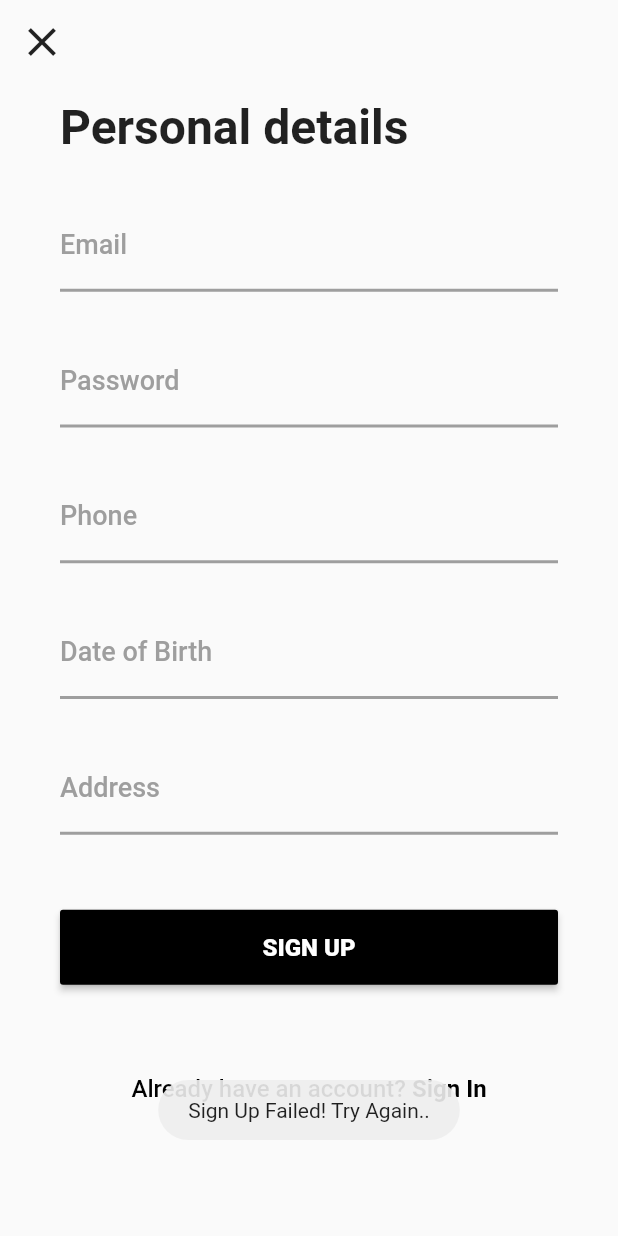
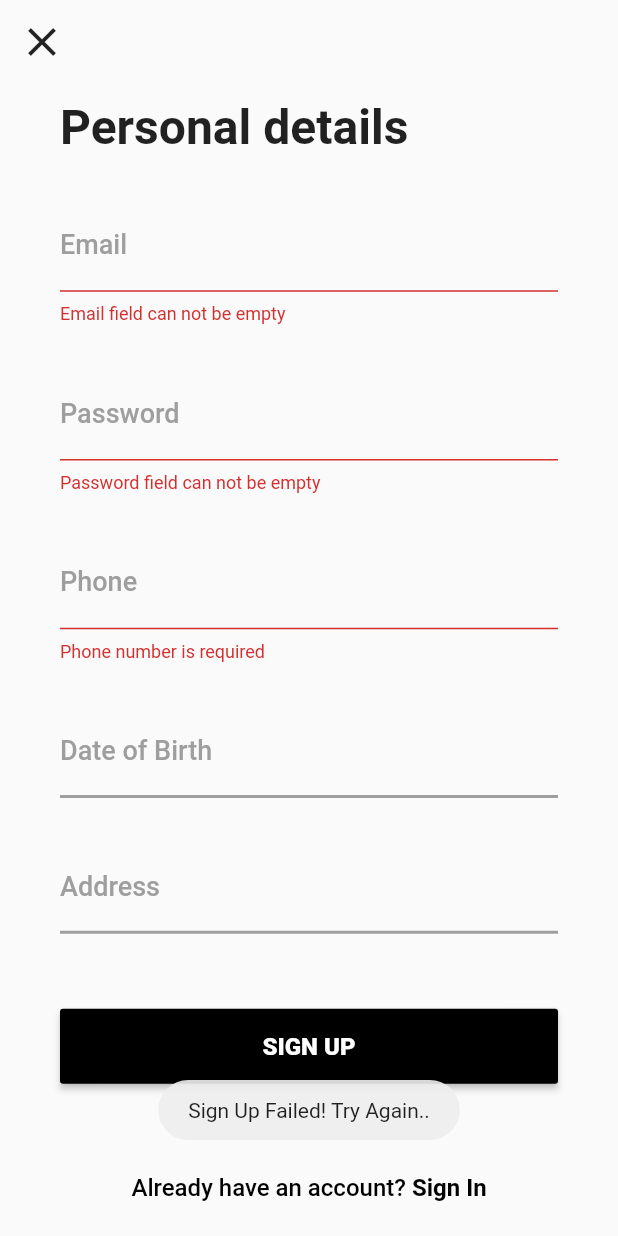
Before and after one commit to farhanaahmed/practice_project_hatil, a Flutter app: the SignUpScreen screen opened directly, after a tap on "SIGN UP", on a phone screen of 412 x 824 dp. Run offline on Flutter 3.47's test engine with Material 2 defaults, Android fonts, the phone set to English and light mode, and no system bars; our stand-ins replace fluttertoast, rxdart.

Commit message:
update : sign up controller

```diff
--- a/lib/module/auth/login/ui/login_screen.dart
+++ b/lib/module/auth/login/ui/login_screen.dart
@@ -6,7 +6,7 @@ import 'package:practice_project_hatil/module/auth/login/controller/login_contro
 import 'package:practice_project_hatil/module/auth/login/data/model/login_request.dart';
 import 'package:practice_project_hatil/module/auth/password_reset/ui/forgot_password_screen.dart';
 import 'package:practice_project_hatil/module/auth/sign_up/ui/sign_up_screen.dart';
-import 'package:practice_project_hatil/module/home/home_screen.dart';
+import 'package:practice_project_hatil/module/home/ui/home_screen.dart';
 import 'package:practice_project_hatil/module/splash/splash_screen.dart';
 
 class LoginScreen extends StatefulWidget {
--- a/lib/module/auth/sign_up/controller/sign_up_controller.dart
+++ b/lib/module/auth/sign_up/controller/sign_up_controller.dart
@@ -1,25 +1,51 @@
 import 'package:practice_project_hatil/module/auth/sign_up/data/model/sign_up_request.dart';
+import 'package:rxdart/rxdart.dart';
 
 class SignUpController {
-  bool signUp(SignUpRequest signUpRequest){
-    if(_isvalid(signUpRequest)){
+  bool signUp(SignUpRequest signUpRequest) {
+    if (_isvalid(signUpRequest)) {
       return true;
-    }
-    else{
+    } else {
       return false;
     }
   }
 
+  BehaviorSubject<String?> emailErrorMsgSubject = BehaviorSubject<String?>();
+  BehaviorSubject<String?> passwordErrorMsgSubject = BehaviorSubject<String?>();
+  BehaviorSubject<String?> phoneErrorMsgSubject = BehaviorSubject<String?>();
+
   bool _isvalid(SignUpRequest signUpRequest) {
-    bool isEmailValid = signUpRequest.email.isNotEmpty &&
-        RegExp(r"^[a-zA-Z0-9.a-zA-Z0-9.!#$%&'*+-/=?^_`{|}~]+@[a-zA-Z0-9]+\.[a-zA-Z]+")
-            .hasMatch(signUpRequest.email);
-
-    bool isPasswordValid =
-        signUpRequest.password.isNotEmpty && signUpRequest.password.length >= 8;
-
-    bool isPhoneValid = signUpRequest.phone.isNotEmpty;
-    return isEmailValid && isPasswordValid && isPhoneValid;
+    bool returnValue = true;
+    if (signUpRequest.email.isEmpty) {
+      emailErrorMsgSubject.sink.add("Email field can not be empty");
+      returnValue = false;
+    } else if (!RegExp(r"^[a-zA-Z0-9.a-zA-Z0-9.!#$%&'*+-/=?^_`{|}~]"
+            r"+@[a-zA-Z0-9]+\.[a-zA-Z]+").hasMatch(signUpRequest.email)) {
+      emailErrorMsgSubject.sink.add("Invalid email");
+      returnValue = false;
+    }
+    if(signUpRequest.password.isEmpty){
+      passwordErrorMsgSubject.sink.add("Password field can not be empty");
+      returnValue = false;
+    }
+    else if(signUpRequest.password.length<7){
+      passwordErrorMsgSubject.sink.add("Password length must be at least 8 characters");
+      returnValue = false;
+    }
+    if(signUpRequest.phone.isEmpty){
+      phoneErrorMsgSubject.sink.add("Phone number is required");
+      returnValue = false;
+    }
+    return returnValue;
+    // bool isEmailValid = signUpRequest.email.isNotEmpty &&
+    //     RegExp(r"^[a-zA-Z0-9.a-zA-Z0-9.!#$%&'*+-/=?^_`{|}~]+@[a-zA-Z0-9]+\.[a-zA-Z]+")
+    //         .hasMatch(signUpRequest.email);
+    //
+    // bool isPasswordValid =
+    //     signUpRequest.password.isNotEmpty && signUpRequest.password
+    //     .length >= 8;
+    //
+    // bool isPhoneValid = signUpRequest.phone.isNotEmpty;
+    // return isEmailValid && isPasswordValid && isPhoneValid;
   }
-
 }
--- a/lib/module/auth/sign_up/ui/sign_up_screen.dart
+++ b/lib/module/auth/sign_up/ui/sign_up_screen.dart
@@ -53,10 +53,14 @@ class _SignUpScreenState extends State<SignUpScreen> {
             SizedBox(
               height: 30,
             ),
-            TextField(
+            StreamBuilder<String?>(
+              stream: _signUpController.emailErrorMsgSubject.stream,
+              builder: (context, snapshot) {
+                return TextField(
                   controller: _emailController,
                   keyboardType: TextInputType.emailAddress,
                   decoration: InputDecoration(
+                    errorText: snapshot.data,
                     focusedBorder: UnderlineInputBorder(
                       borderSide: BorderSide(width: 2, color: Colors.grey),
                     ),
@@ -71,15 +75,21 @@ class _SignUpScreenState extends State<SignUpScreen> {
                     ),
                     hintText: "Enter your email",
                   ),
+                );
+              },
             ),
             SizedBox(
               height: 30,
             ),
-            TextField(
+            StreamBuilder<String?>(
+              stream: _signUpController.passwordErrorMsgSubject.stream,
+              builder: (context, snapshot) {
+                return TextField(
                   controller: _passwordController,
                   obscureText: true,
                   keyboardType: TextInputType.visiblePassword,
                   decoration: InputDecoration(
+                    errorText: snapshot.data,
                     focusedBorder: UnderlineInputBorder(
                       borderSide: BorderSide(width: 2, color: Colors.grey),
                     ),
@@ -94,14 +104,20 @@ class _SignUpScreenState extends State<SignUpScreen> {
                     ),
                     hintText: "Enter your password",
                   ),
+                );
+              },
             ),
             SizedBox(
               height: 30,
             ),
-            TextField(
+            StreamBuilder<String?>(
+              stream: _signUpController.phoneErrorMsgSubject.stream,
+              builder: (context, snapshot) {
+                return TextField(
                   controller: _phoneController,
                   keyboardType: TextInputType.phone,
                   decoration: InputDecoration(
+                    errorText: snapshot.data,
                     focusedBorder: UnderlineInputBorder(
                       borderSide: BorderSide(width: 2, color: Colors.grey),
                     ),
@@ -116,6 +132,8 @@ class _SignUpScreenState extends State<SignUpScreen> {
                     ),
                     hintText: "Enter your phone number",
                   ),
+                );
+              },
             ),
             SizedBox(
               height: 30,
```
Also changed, not shown: lib/module/home/ui/home_screen.dart (renamed from lib/module/home/home_screen.dart). Lines whose indentation alone changed are shown as unchanged.
